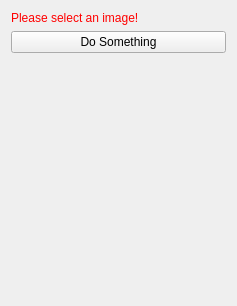
First picture: the form in MITK/Modules/Bundles/org.mcgill.pandaplugin/src/internal/PandaPluginViewControls.ui, repository david-guerrero/MITK, before the edit.
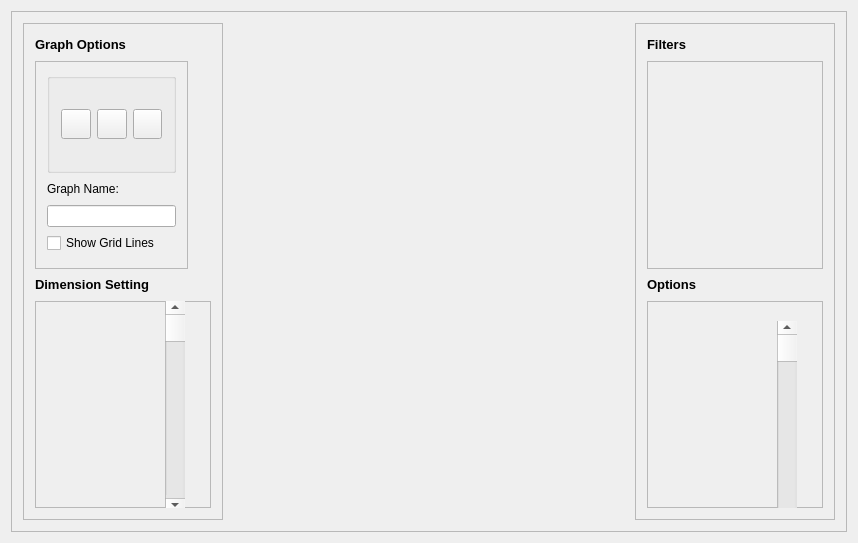
Second picture: the form after the edit. Icons and pictures are not drawn.

```diff
--- a/MITK/Modules/Bundles/org.mcgill.pandaplugin/src/internal/PandaPluginViewControls.ui
+++ b/MITK/Modules/Bundles/org.mcgill.pandaplugin/src/internal/PandaPluginViewControls.ui
@@ -6,8 +6,8 @@
    <rect>
     <x>0</x>
     <y>0</y>
-    <width>237</width>
-    <height>306</height>
+    <width>850</width>
+    <height>543</height>
    </rect>
   </property>
   <property name="minimumSize">
@@ -21,41 +21,352 @@
   </property>
   <layout class="QVBoxLayout" name="verticalLayout">
    <item>
-    <widget class="QLabel" name="labelWarning">
-     <property name="styleSheet">
-      <string notr="true">QLabel { color: rgb(255, 0, 0) }</string>
+    <widget class="QFrame" name="m_OuterFrame">
+     <property name="frameShape">
+      <enum>QFrame::StyledPanel</enum>
      </property>
-     <property name="text">
-      <string>Please select an image!</string>
+     <property name="frameShadow">
+      <enum>QFrame::Raised</enum>
      </property>
+     <layout class="QHBoxLayout" name="horizontalLayout">
+      <item>
+       <widget class="QFrame" name="m_LeftFrame">
+        <property name="minimumSize">
+         <size>
+          <width>200</width>
+          <height>0</height>
+         </size>
+        </property>
+        <property name="maximumSize">
+         <size>
+          <width>200</width>
+          <height>16777215</height>
+         </size>
+        </property>
+        <property name="frameShape">
+         <enum>QFrame::StyledPanel</enum>
+        </property>
+        <property name="frameShadow">
+         <enum>QFrame::Raised</enum>
+        </property>
+        <layout class="QVBoxLayout" name="verticalLayout_2">
+         <item>
+          <widget class="QLabel" name="m_GraphOptionsLabel">
+           <property name="minimumSize">
+            <size>
+             <width>157</width>
+             <height>0</height>
+            </size>
+           </property>
+           <property name="maximumSize">
+            <size>
+             <width>16777215</width>
+             <height>20</height>
+            </size>
+           </property>
+           <property name="text">
+            <string>&lt;!DOCTYPE HTML PUBLIC &quot;-//W3C//DTD HTML 4.0//EN&quot; &quot;http://www.w3.org/TR/REC-html40/strict.dtd&quot;&gt;
+&lt;html&gt;&lt;head&gt;&lt;meta name=&quot;qrichtext&quot; content=&quot;1&quot; /&gt;&lt;style type=&quot;text/css&quot;&gt;
+p, li { white-space: pre-wrap; }
+&lt;/style&gt;&lt;/head&gt;&lt;body style=&quot; font-family:'MS Shell Dlg 2'; font-size:8.25pt; font-weight:400; font-style:normal;&quot;&gt;
+&lt;p style=&quot; margin-top:0px; margin-bottom:0px; margin-left:0px; margin-right:0px; -qt-block-indent:0; text-indent:0px;&quot;&gt;&lt;span style=&quot; font-size:10pt; font-weight:600;&quot;&gt;Graph Options&lt;/span&gt;&lt;/p&gt;&lt;/body&gt;&lt;/html&gt;</string>
+           </property>
+          </widget>
+         </item>
+         <item>
+          <widget class="QFrame" name="m_GraphOptionFrame">
+           <property name="maximumSize">
+            <size>
+             <width>153</width>
+             <height>16777215</height>
+            </size>
+           </property>
+           <property name="frameShape">
+            <enum>QFrame::StyledPanel</enum>
+           </property>
+           <property name="frameShadow">
+            <enum>QFrame::Raised</enum>
+           </property>
+           <layout class="QVBoxLayout" name="verticalLayout_4">
+            <item>
+             <widget class="QGroupBox" name="groupBox">
+              <property name="maximumSize">
+               <size>
+                <width>200</width>
+                <height>100</height>
+               </size>
+              </property>
+              <property name="title">
+               <string/>
+              </property>
+              <layout class="QHBoxLayout" name="horizontalLayout_2">
+               <item>
+                <widget class="QPushButton" name="m_LineGraphPushButton">
+                 <property name="maximumSize">
+                  <size>
+                   <width>30</width>
+                   <height>30</height>
+                  </size>
+                 </property>
+                 <property name="toolTip">
+                  <string>Line Graph</string>
+                 </property>
+                 <property name="text">
+                  <string/>
+                 </property>
+                 <property name="icon">
+                  <iconset>
+                   <normaloff>../../resources/line icon.png</normaloff>../../resources/line icon.png</iconset>
+                 </property>
+                </widget>
+               </item>
+               <item>
+                <widget class="QPushButton" name="m_BarGraphPushButton">
+                 <property name="maximumSize">
+                  <size>
+                   <width>30</width>
+                   <height>30</height>
+                  </size>
+                 </property>
+                 <property name="toolTip">
+                  <string>Bar Graph</string>
+                 </property>
+                 <property name="text">
+                  <string/>
+                 </property>
+                 <property name="icon">
+                  <iconset>
+                   <normaloff>../../resources/bar icon.png</normaloff>../../resources/bar icon.png</iconset>
+                 </property>
+                </widget>
+               </item>
+               <item>
+                <widget class="QPushButton" name="m_ScatterPlotPushButton">
+                 <property name="maximumSize">
+                  <size>
+                   <width>30</width>
+                   <height>30</height>
+                  </size>
+                 </property>
+                 <property name="toolTip">
+                  <string>Scatter Plot</string>
+                 </property>
+                 <property name="text">
+                  <string/>
+                 </property>
+                 <property name="icon">
+                  <iconset>
+                   <normaloff>../../resources/scatter icon.png</normaloff>../../resources/scatter icon.png</iconset>
+                 </property>
+                </widget>
+               </item>
+              </layout>
+             </widget>
+            </item>
+            <item>
+             <widget class="QLabel" name="label">
+              <property name="maximumSize">
+               <size>
+                <width>100</width>
+                <height>20</height>
+               </size>
+              </property>
+              <property name="text">
+               <string>Graph Name:</string>
+              </property>
+             </widget>
+            </item>
+            <item>
+             <widget class="QLineEdit" name="lineEdit">
+              <property name="maximumSize">
+               <size>
+                <width>200</width>
+                <height>16777215</height>
+               </size>
+              </property>
+             </widget>
+            </item>
+            <item>
+             <widget class="QCheckBox" name="m_GridLinesToggle">
+              <property name="text">
+               <string>Show Grid Lines</string>
+              </property>
+             </widget>
+            </item>
+           </layout>
+          </widget>
+         </item>
+         <item>
+          <widget class="QLabel" name="m_DimensionSettingsLabel">
+           <property name="maximumSize">
+            <size>
+             <width>16777215</width>
+             <height>20</height>
+            </size>
+           </property>
+           <property name="text">
+            <string>&lt;!DOCTYPE HTML PUBLIC &quot;-//W3C//DTD HTML 4.0//EN&quot; &quot;http://www.w3.org/TR/REC-html40/strict.dtd&quot;&gt;
+&lt;html&gt;&lt;head&gt;&lt;meta name=&quot;qrichtext&quot; content=&quot;1&quot; /&gt;&lt;style type=&quot;text/css&quot;&gt;
+p, li { white-space: pre-wrap; }
+&lt;/style&gt;&lt;/head&gt;&lt;body style=&quot; font-family:'MS Shell Dlg 2'; font-size:8.25pt; font-weight:400; font-style:normal;&quot;&gt;
+&lt;p style=&quot; margin-top:0px; margin-bottom:0px; margin-left:0px; margin-right:0px; -qt-block-indent:0; text-indent:0px;&quot;&gt;&lt;span style=&quot; font-size:10pt; font-weight:600;&quot;&gt;Dimension Setting&lt;/span&gt;&lt;/p&gt;&lt;/body&gt;&lt;/html&gt;</string>
+           </property>
+          </widget>
+         </item>
+         <item>
+          <widget class="QFrame" name="m_DimensionSettingsFrame">
+           <property name="frameShape">
+            <enum>QFrame::StyledPanel</enum>
+           </property>
+           <property name="frameShadow">
+            <enum>QFrame::Raised</enum>
+           </property>
+           <widget class="QScrollBar" name="m_DimensionSettingsVerticalScrollBar">
+            <property name="geometry">
+             <rect>
+              <x>130</x>
+              <y>0</y>
+              <width>20</width>
+              <height>211</height>
+             </rect>
+            </property>
+            <property name="orientation">
+             <enum>Qt::Vertical</enum>
+            </property>
+           </widget>
+          </widget>
+         </item>
+        </layout>
+       </widget>
+      </item>
+      <item>
+       <widget class="QWidget" name="m_MiddleWidget" native="true">
+        <property name="minimumSize">
+         <size>
+          <width>400</width>
+          <height>0</height>
+         </size>
+        </property>
+        <property name="maximumSize">
+         <size>
+          <width>16777215</width>
+          <height>16777215</height>
+         </size>
+        </property>
+        <zorder>m_GraphOptionFrame</zorder>
+        <zorder>m_LeftFrame</zorder>
+       </widget>
+      </item>
+      <item>
+       <widget class="QFrame" name="m_RightFrame">
+        <property name="minimumSize">
+         <size>
+          <width>200</width>
+          <height>0</height>
+         </size>
+        </property>
+        <property name="maximumSize">
+         <size>
+          <width>200</width>
+          <height>16777215</height>
+         </size>
+        </property>
+        <property name="frameShape">
+         <enum>QFrame::StyledPanel</enum>
+        </property>
+        <property name="frameShadow">
+         <enum>QFrame::Raised</enum>
+        </property>
+        <layout class="QVBoxLayout" name="verticalLayout_3">
+         <item>
+          <widget class="QLabel" name="m_FiltersLabel">
+           <property name="maximumSize">
+            <size>
+             <width>16777215</width>
+             <height>20</height>
+            </size>
+           </property>
+           <property name="styleSheet">
+            <string notr="true"/>
+           </property>
+           <property name="text">
+            <string>&lt;!DOCTYPE HTML PUBLIC &quot;-//W3C//DTD HTML 4.0//EN&quot; &quot;http://www.w3.org/TR/REC-html40/strict.dtd&quot;&gt;
+&lt;html&gt;&lt;head&gt;&lt;meta name=&quot;qrichtext&quot; content=&quot;1&quot; /&gt;&lt;style type=&quot;text/css&quot;&gt;
+p, li { white-space: pre-wrap; }
+&lt;/style&gt;&lt;/head&gt;&lt;body style=&quot; font-family:'MS Shell Dlg 2'; font-size:8.25pt; font-weight:400; font-style:normal;&quot;&gt;
+&lt;p style=&quot; margin-top:0px; margin-bottom:0px; margin-left:0px; margin-right:0px; -qt-block-indent:0; text-indent:0px;&quot;&gt;&lt;span style=&quot; font-size:10pt; font-weight:600;&quot;&gt;Filters&lt;/span&gt;&lt;/p&gt;&lt;/body&gt;&lt;/html&gt;</string>
+           </property>
+          </widget>
+         </item>
+         <item>
+          <widget class="QFrame" name="m_FiltersFrame">
+           <property name="frameShape">
+            <enum>QFrame::StyledPanel</enum>
+           </property>
+           <property name="frameShadow">
+            <enum>QFrame::Raised</enum>
+           </property>
+           <widget class="QScrollBar" name="m_FiltersVerticalScrollBar">
+            <property name="geometry">
+             <rect>
+              <x>250</x>
+              <y>20</y>
+              <width>17</width>
+              <height>101</height>
+             </rect>
+            </property>
+            <property name="orientation">
+             <enum>Qt::Vertical</enum>
+            </property>
+           </widget>
+          </widget>
+         </item>
+         <item>
+          <widget class="QLabel" name="m_OptionsLabel">
+           <property name="maximumSize">
+            <size>
+             <width>16777215</width>
+             <height>20</height>
+            </size>
+           </property>
+           <property name="text">
+            <string>&lt;!DOCTYPE HTML PUBLIC &quot;-//W3C//DTD HTML 4.0//EN&quot; &quot;http://www.w3.org/TR/REC-html40/strict.dtd&quot;&gt;
+&lt;html&gt;&lt;head&gt;&lt;meta name=&quot;qrichtext&quot; content=&quot;1&quot; /&gt;&lt;style type=&quot;text/css&quot;&gt;
+p, li { white-space: pre-wrap; }
+&lt;/style&gt;&lt;/head&gt;&lt;body style=&quot; font-family:'MS Shell Dlg 2'; font-size:8.25pt; font-weight:400; font-style:normal;&quot;&gt;
+&lt;p style=&quot; margin-top:0px; margin-bottom:0px; margin-left:0px; margin-right:0px; -qt-block-indent:0; text-indent:0px;&quot;&gt;&lt;span style=&quot; font-size:10pt; font-weight:600;&quot;&gt;Options&lt;/span&gt;&lt;/p&gt;&lt;/body&gt;&lt;/html&gt;</string>
+           </property>
+          </widget>
+         </item>
+         <item>
+          <widget class="QFrame" name="m_OptionsFrame">
+           <property name="frameShape">
+            <enum>QFrame::StyledPanel</enum>
+           </property>
+           <property name="frameShadow">
+            <enum>QFrame::Raised</enum>
+           </property>
+           <widget class="QScrollBar" name="m_OptionsVerticalScrollBar">
+            <property name="geometry">
+             <rect>
+              <x>130</x>
+              <y>20</y>
+              <width>20</width>
+              <height>211</height>
+             </rect>
+            </property>
+            <property name="orientation">
+             <enum>Qt::Vertical</enum>
+            </property>
+           </widget>
+          </widget>
+         </item>
+        </layout>
+       </widget>
+      </item>
+     </layout>
     </widget>
    </item>
-   <item>
-    <widget class="QPushButton" name="buttonPerformImageProcessing">
-     <property name="toolTip">
-      <string>Do image processing</string>
-     </property>
-     <property name="text">
-      <string>Do Something</string>
-     </property>
-    </widget>
-   </item>
-   <item>
-    <spacer name="spacer1">
-     <property name="orientation">
-      <enum>Qt::Vertical</enum>
-     </property>
-     <property name="sizeType">
-      <enum>QSizePolicy::Expanding</enum>
-     </property>
-     <property name="sizeHint" stdset="0">
-      <size>
-       <width>20</width>
-       <height>220</height>
-      </size>
-     </property>
-    </spacer>
-   </item>
   </layout>
  </widget>
  <layoutdefault spacing="6" margin="11"/>
```
